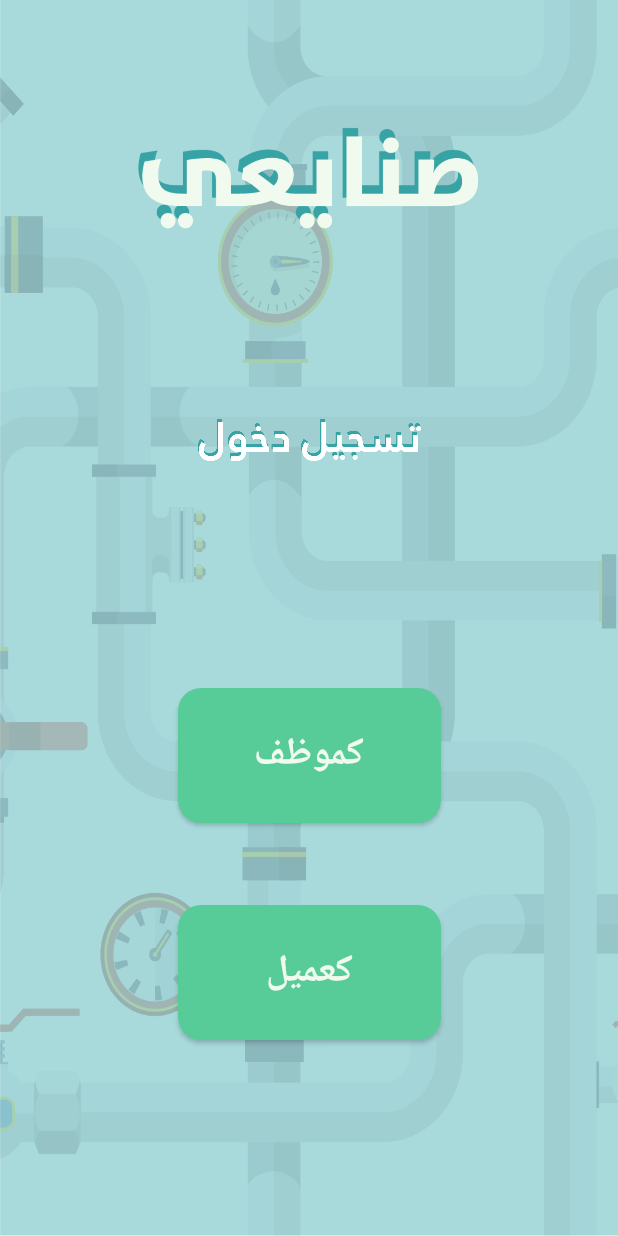
After one commit to eslamabdillah/snay3yApp, an Android app: the Choose_login_signupActivity screen opened directly, with no data from a screen before it, on a phone screen of 412 x 824 dp. The commit adds this screen. Run offline under Robolectric (Android 15) with nearby library versions, the phone set to English and light mode, and no system bars.

Commit message:
added tgeldool.png in drawable new activity choose_login_signup xml file to this activity

```diff
--- a/app/src/main/AndroidManifest.xml
+++ b/app/src/main/AndroidManifest.xml
@@ -12,6 +12,9 @@
         android:supportsRtl="true"
         android:theme="@style/Theme.MaterialComponents.Light.NoActionBar"
         tools:targetApi="31">
+        <activity
+            android:name=".ui.authentication_forms.choose_login_signup.Choose_login_signupActivity"
+            android:exported="false" />
         <activity
             android:name=".ui.authentication_forms.signup.RegisterActivity"
             android:exported="false" />
--- /dev/null
+++ b/app/src/main/java/com/example/sanay3yapp/ui/authentication_forms/choose_login_signup/Choose_login_signupActivity.kt
@@ -0,0 +1,17 @@
+package com.example.sanay3yapp.ui.authentication_forms.choose_login_signup
+
+import androidx.appcompat.app.AppCompatActivity
+import android.os.Bundle
+import com.example.sanay3yapp.R
+import com.example.sanay3yapp.databinding.ActivityChooseLoginSignupBinding
+
+class Choose_login_signupActivity : AppCompatActivity() {
+    private lateinit var choose_login_signup: ActivityChooseLoginSignupBinding
+    override fun onCreate(savedInstanceState: Bundle?) {
+        super.onCreate(savedInstanceState)
+        choose_login_signup = ActivityChooseLoginSignupBinding.inflate(layoutInflater)
+        setContentView(choose_login_signup.root)
+
+
+    }
+}
--- /dev/null
+++ b/app/src/main/res/layout/activity_choose_login_signup.xml
@@ -0,0 +1,68 @@
+<?xml version="1.0" encoding="utf-8"?>
+<androidx.constraintlayout.widget.ConstraintLayout
+    xmlns:android="http://schemas.android.com/apk/res/android"
+    xmlns:app="http://schemas.android.com/apk/res-auto"
+    xmlns:tools="http://schemas.android.com/tools"
+    android:layout_width="match_parent"
+    android:layout_height="match_parent"
+    android:background="@drawable/background2"
+    tools:context=".ui.authentication_forms.choose_login_signup.Choose_login_signupActivity">
+
+
+    <ImageView
+        android:id="@+id/logo"
+        android:layout_width="232dp"
+        android:layout_height="96dp"
+        android:layout_marginTop="80dp"
+        android:src="@drawable/sanaiy"
+        app:layout_constraintEnd_toEndOf="parent"
+        app:layout_constraintHorizontal_bias="0.497"
+        app:layout_constraintStart_toStartOf="parent"
+        app:layout_constraintTop_toTopOf="parent" />
+
+    <ImageView
+        android:id="@+id/stgeldool"
+        android:layout_width="349dp"
+        android:layout_height="169dp"
+        android:layout_marginTop="220dp"
+        android:src="@drawable/tsgeldool"
+        app:layout_constraintEnd_toEndOf="parent"
+        app:layout_constraintStart_toStartOf="parent"
+        app:layout_constraintTop_toTopOf="parent" />
+
+    <androidx.appcompat.widget.AppCompatButton
+        android:id="@+id/button_sign_employee"
+        android:layout_width="175dp"
+        android:layout_height="90dp"
+
+        android:background="@drawable/button_ui"
+
+        android:text="كموظف"
+        android:textColor="@color/white"
+        android:textSize="25sp"
+        android:textStyle="bold"
+
+        app:layout_constraintBottom_toBottomOf="parent"
+        app:layout_constraintEnd_toEndOf="parent"
+        app:layout_constraintStart_toStartOf="parent"
+        app:layout_constraintTop_toTopOf="parent"
+        app:layout_constraintVertical_bias="0.625" />
+
+    <androidx.appcompat.widget.AppCompatButton
+        android:id="@+id/button_sign_client"
+        android:layout_width="175dp"
+        android:layout_height="90dp"
+
+        android:background="@drawable/button_ui"
+        android:text="كعميل"
+        android:textColor="@color/white"
+        android:textSize="25sp"
+
+        android:textStyle="bold"
+        app:layout_constraintBottom_toBottomOf="parent"
+        app:layout_constraintEnd_toEndOf="parent"
+        app:layout_constraintStart_toStartOf="parent"
+        app:layout_constraintTop_toTopOf="parent"
+        app:layout_constraintVertical_bias="0.822" />
+
+</androidx.constraintlayout.widget.ConstraintLayout>
--- a/app/src/main/res/layout/activity_login.xml
+++ b/app/src/main/res/layout/activity_login.xml
@@ -10,8 +10,8 @@
 
     <ImageView
         android:id="@+id/logo"
-        android:layout_width="wrap_content"
-        android:layout_height="wrap_content"
+        android:layout_width="405dp"
+        android:layout_height="96dp"
         android:layout_marginTop="92dp"
         android:src="@drawable/sanaiy"
         app:layout_constraintEnd_toEndOf="parent"
--- a/app/src/main/res/layout/activity_register.xml
+++ b/app/src/main/res/layout/activity_register.xml
@@ -11,8 +11,8 @@
 
     <ImageView
         android:id="@+id/logo"
-        android:layout_width="wrap_content"
-        android:layout_height="wrap_content"
+        android:layout_width="353dp"
+        android:layout_height="90dp"
         android:layout_marginTop="44dp"
         android:src="@drawable/sanaiy"
         app:layout_constraintEnd_toEndOf="parent"
@@ -80,6 +80,10 @@
         app:layout_constraintStart_toStartOf="parent"
         app:layout_constraintTop_toBottomOf="@+id/editText2" />
 
+
+
+
+
     <EditText
         android:id="@+id/editText_password"
         android:layout_width="300dp"
@@ -98,7 +102,7 @@
         app:layout_constraintEnd_toEndOf="parent"
         app:layout_constraintHorizontal_bias="0.495"
         app:layout_constraintStart_toStartOf="parent"
-        app:layout_constraintTop_toBottomOf="@+id/editText3" />
+        app:layout_constraintTop_toBottomOf="@id/editText3" />
 
     <EditText
 
@@ -139,4 +143,8 @@
         app:layout_constraintTop_toBottomOf="@+id/editText4" />
 
 
+
+
+
+
 </androidx.constraintlayout.widget.ConstraintLayout>
```
Also changed, not shown: app/src/main/res/drawable/sanaiy.png (renamed from app/src/main/res/drawable-nodpi/sanaiy.png), app/src/main/res/drawable/tsgeldool.png (added).
